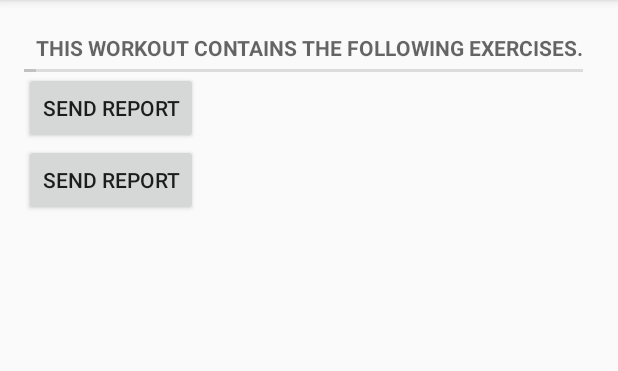
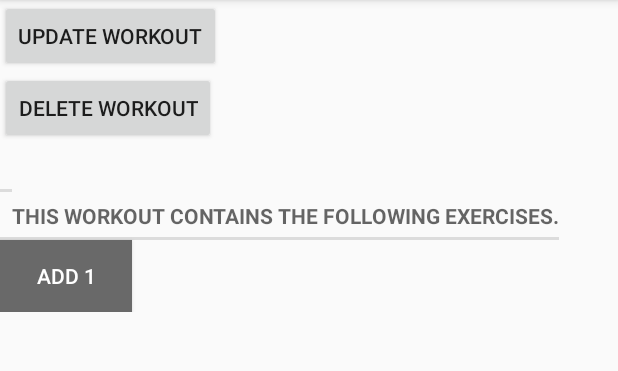
Before and after one commit to ultimatezachgrafton/GSCTrainingandNutritionTracker, an Android app: the fragment WorkoutFragment shown on its own in the app's theme, on a phone screen of 412 x 824 dp, the part 84-455 px from its top. Run offline under Robolectric (Android 15) with nearby library versions, the phone set to English and light mode, and no system bars; our stand-ins replace Firebase (no records; nobody signed in at launch, a user with empty details on screens opened directly), data binding.

Commit message:
Dynamic Ets

```diff
--- a/app/src/main/java/zachg/gsctrainingandnutritiontracker/adapters/WorkoutListAdapter.java
+++ b/app/src/main/java/zachg/gsctrainingandnutritiontracker/adapters/WorkoutListAdapter.java
@@ -40,10 +40,12 @@ public class WorkoutListAdapter extends FirestoreRecyclerAdapter<Workout, Workou
     // WorkoutViewHolder is the class that defines the views that hold the User data
     class WorkoutViewHolder extends RecyclerView.ViewHolder {
         TextView tvWorkoutTitle;
+        TextView tvWorkoutDay;
 
         public WorkoutViewHolder(@NonNull View itemView) {
             super(itemView);
             tvWorkoutTitle = itemView.findViewById(R.id.tvItemWorkoutTitle);
+            tvWorkoutDay = itemView.findViewById(R.id.tvWorkoutDay);
 
             itemView.setOnClickListener(new View.OnClickListener() {
                 @Override
@@ -69,6 +71,7 @@ public class WorkoutListAdapter extends FirestoreRecyclerAdapter<Workout, Workou
     public void onBindViewHolder(@NonNull WorkoutViewHolder holder, int position, Workout workout) {
         Log.d(TAG, "onBindVH");
         holder.tvWorkoutTitle.setText(workout.getWorkoutTitle());
+//        holder.tvWorkoutDay.setText(workout.getWorkoutDay());
     }
 
 }
--- a/app/src/main/java/zachg/gsctrainingandnutritiontracker/fragments/LoginFragment.java
+++ b/app/src/main/java/zachg/gsctrainingandnutritiontracker/fragments/LoginFragment.java
@@ -79,7 +79,7 @@ public class LoginFragment extends Fragment {
         // TODO: make toast into accurate progress bar
         Toast.makeText(getContext(), "Logging in...", Toast.LENGTH_LONG).show();
         // Check if login values are valid
-        loginViewModel.verifyUser(email, password);
+        loginViewModel.verifyUser("b@b.com", "benben");//email, password);
     }
 
     public void onRegisterClick() {
--- a/app/src/main/java/zachg/gsctrainingandnutritiontracker/fragments/ReportFragment.java
+++ b/app/src/main/java/zachg/gsctrainingandnutritiontracker/fragments/ReportFragment.java
@@ -85,7 +85,7 @@ public class ReportFragment extends Fragment {
             @Override
             public void onChanged(FirestoreRecyclerOptions<Exercise> exercises) {
                 initRecyclerView(exercises);
-                exerciseListAdapter.startListening();
+                //exerciseListAdapter.startListening();
             }
         });
 
@@ -103,7 +103,7 @@ public class ReportFragment extends Fragment {
     }
 
     private void initRecyclerView(FirestoreRecyclerOptions<Exercise> exercises) {
-        exerciseListAdapter = new ExerciseListAdapter(exercises);
+        //exerciseListAdapter = new ExerciseListAdapter(exercises);
         binding.rvExercise.setAdapter(exerciseListAdapter);
         binding.rvExercise.setLayoutManager(new LinearLayoutManager(getContext()));
     }
--- a/app/src/main/java/zachg/gsctrainingandnutritiontracker/fragments/WorkoutFragment.java
+++ b/app/src/main/java/zachg/gsctrainingandnutritiontracker/fragments/WorkoutFragment.java
@@ -1,34 +1,33 @@
 package zachg.gsctrainingandnutritiontracker.fragments;
 
+import android.graphics.Color;
+import android.graphics.Typeface;
 import android.os.Bundle;
+import android.util.Log;
 import android.view.LayoutInflater;
 import android.view.View;
 import android.view.ViewGroup;
-import android.widget.ImageView;
+import android.widget.Button;
+import android.widget.EditText;
+import android.widget.LinearLayout;
 import android.widget.TextView;
+import android.widget.LinearLayout.LayoutParams;
 
-import androidx.annotation.Nullable;
 import androidx.fragment.app.Fragment;
-import androidx.lifecycle.Observer;
 import androidx.lifecycle.ViewModelProviders;
-import androidx.recyclerview.widget.LinearLayoutManager;
 
-import com.firebase.ui.firestore.FirestoreRecyclerOptions;
 import com.google.firebase.auth.FirebaseAuth;
 
-import java.io.File;
 import java.util.ArrayList;
-import java.util.Date;
 
-import zachg.gsctrainingandnutritiontracker.adapters.ExerciseListAdapter;
-import zachg.gsctrainingandnutritiontracker.databinding.FragmentReportBinding;
+import zachg.gsctrainingandnutritiontracker.R;
 import zachg.gsctrainingandnutritiontracker.databinding.FragmentWorkoutBinding;
 import zachg.gsctrainingandnutritiontracker.models.Exercise;
-import zachg.gsctrainingandnutritiontracker.models.Report;
 import zachg.gsctrainingandnutritiontracker.models.User;
 import zachg.gsctrainingandnutritiontracker.models.Workout;
-import zachg.gsctrainingandnutritiontracker.viewmodels.ReportViewModel;
 import zachg.gsctrainingandnutritiontracker.viewmodels.WorkoutViewModel;
+
+import static zachg.gsctrainingandnutritiontracker.BR.generatedExerciseWeight;
 
 public class WorkoutFragment extends Fragment {
     // For Users to fill out their workout as they complete it
@@ -37,17 +36,27 @@ public class WorkoutFragment extends Fragment {
 
     private WorkoutViewModel workoutViewModel = new WorkoutViewModel();
     private FirebaseAuth auth = FirebaseAuth.getInstance();
-    private ExerciseListAdapter exerciseListAdapter;
 
     private User client = new User();
     private Workout workout = new Workout();
+    private ArrayList<Exercise> exercises = new ArrayList<Exercise>();
+    private ArrayList<EditText> exerciseNameEditTextArray = new ArrayList<>();
+    private ArrayList<EditText> exerciseRepsEditTextArray = new ArrayList<>();
+    private ArrayList<EditText> exerciseWeightEditTextArray = new ArrayList<>();
+
+    private int totalExerciseNameEditTexts = 0;
+    private int totalExerciseWeightEditTexts = 0;
+    private int totalExerciseRepsEditTexts = 0;
+    private Button bAddExercise;
+    private String workoutTitle, generatedExerciseName, generatedExerciseReps, generatedExerciseWeight;
 
     private static final int REQUEST_CONTACT = 1;
     public String TAG = "WorkoutFragment";
 
     public WorkoutFragment() {}
 
-    public WorkoutFragment(Workout workout) {}
+    public WorkoutFragment(Workout workout) {
+    }
 
     public WorkoutFragment(User user, Workout workout) {
         this.client = user;
@@ -64,47 +73,96 @@ public class WorkoutFragment extends Fragment {
         binding = FragmentWorkoutBinding.inflate(inflater, container, false);
         final View v = binding.getRoot();
         binding.setWorkout(workout);
-        binding.setUser(client);
+        binding.setClient(client);
+
+        LinearLayout ll = new LinearLayout(getContext());
+        ll = v.findViewById(R.id.addEts);
+        binding.setAddEts(ll);
+
+        binding.setWorkoutTitle(workoutTitle);
+        binding.setGeneratedExerciseName(generatedExerciseName);
+        binding.setGeneratedExerciseReps(generatedExerciseReps);
+        binding.setGeneratedExerciseWeight(generatedExerciseWeight);
 
         binding.setModel(workoutViewModel);
         workoutViewModel = ViewModelProviders.of(getActivity()).get(WorkoutViewModel.class);
         workoutViewModel.init(client, workout);
 
-        workoutViewModel.getExerciseLiveData().observe(this, new Observer<FirestoreRecyclerOptions<Exercise>>() {
-            @Override
-            public void onChanged(FirestoreRecyclerOptions<Exercise> exercises) {
-                initRecyclerView(exercises);
-                exerciseListAdapter.startListening();
-            }
-        });
+        exercises = workout.getExercises();
+        binding.setExercises(exercises);
 
-        workoutViewModel.getExercises().observe(this, new Observer<ArrayList<Exercise>>() {
-            @Override
-            public void onChanged(ArrayList<Exercise> exercises) {
-                initRecyclerView(exercises);
-                exerciseListAdapter.startListening();
-            }
-        });
-
-        workoutViewModel.getIsUpdating().observe(this, new Observer<Boolean>() {
-            @Override
-            public void onChanged(@Nullable Boolean aBoolean) {
-                if (!aBoolean) {
-                    binding.rvExercise.smoothScrollToPosition(workoutViewModel.getExercises().getValue().getSnapshots().size() - 1);
-                }
-            }
-
-        });
+        while (totalExerciseNameEditTexts < exercises.size() ) {
+           addLine(ll);
+        }
 
         return v;
 
         // TODO: allows editing and deletion of workouts, exercises
     }
 
-    private void initRecyclerView(ArrayList<Exercise> exercises) {
-        exerciseListAdapter = new ExerciseListAdapter(exercises);
-        binding.rvExercise.setAdapter(exerciseListAdapter);
-        binding.rvExercise.setLayoutManager(new LinearLayoutManager(getContext()));
+    public void addLine(LinearLayout ll) {
+//         add EditTexts
+        EditText et = new EditText(getContext());
+        EditText et2 = new EditText(getContext());
+        EditText et3 = new EditText(getContext());
+        LinearLayout.LayoutParams p = new LinearLayout.LayoutParams(ViewGroup.LayoutParams.MATCH_PARENT, ViewGroup.LayoutParams.WRAP_CONTENT);
+        et.setLayoutParams(p);
+        et2.setLayoutParams(p);
+        et3.setLayoutParams(p);
+
+        et.setTextColor(Color.WHITE);
+        et2.setTextColor(Color.WHITE);
+        et3.setTextColor(Color.WHITE);
+        et.setText(exercises.get(totalExerciseNameEditTexts).getExerciseName());
+        et2.setText(exercises.get(totalExerciseRepsEditTexts).getReps());
+        et3.setText(exercises.get(totalExerciseWeightEditTexts).getExerciseWeight());
+        et.setId(totalExerciseNameEditTexts + 1);
+        et2.setId(totalExerciseRepsEditTexts + 1);
+        et3.setId(totalExerciseWeightEditTexts + 1);
+
+        // generate and style TextView
+        TextView tv = new TextView(getContext());
+        int i = totalExerciseNameEditTexts + 1;
+        tv.setText("Exercise " + i + ":");
+        tv.setTextColor(Color.WHITE);
+        tv.setTypeface(null, Typeface.BOLD);
+        tv.setTextSize(18);
+
+        // Add to the View
+        ll.addView(tv);
+        ll.addView(et);
+        ll.addView(et2);
+        ll.addView(et3);
+
+        exerciseNameEditTextArray.add(totalExerciseNameEditTexts, et);
+        exerciseRepsEditTextArray.add(totalExerciseRepsEditTexts, et2);
+        exerciseWeightEditTextArray.add(totalExerciseWeightEditTexts, et3);
+
+        totalExerciseNameEditTexts++;
+        totalExerciseRepsEditTexts++;
+        totalExerciseWeightEditTexts++;
+        Log.d(TAG, "addLine3" + totalExerciseNameEditTexts);
+    }
+
+    //takes array
+    public void getEtValues(Workout workout, int w, User client, LinearLayout ll) {
+
+        ArrayList<Exercise> exArray = new ArrayList<Exercise>();
+
+        String workoutTitle = workoutTitleEditText.toString;
+
+        // set exerciseName and exerciseReps
+        for (int i=0; i < exerciseNameEditTextArray.size(); i++) {
+            String exName = exerciseNameEditTextArray.get(i).getText().toString();
+            String exReps = exerciseRepsEditTextArray.get(i).getText().toString();
+            String exWeight = exerciseWeightEditTextArray.get(i).getText().toString();
+            Exercise generatedExercise = new Exercise(exName, exReps, exWeight);
+            exArray.add(generatedExercise);
+        }
+
+        workout.setExercises(exArray);
+
+        workoutViewModel.updateWorkout(client, workout);
     }
 
     @Override
@@ -114,6 +172,5 @@ public class WorkoutFragment extends Fragment {
 
     public void onStop() {
         super.onStop();
-        exerciseListAdapter.stopListening();
     }
 }
--- a/app/src/main/java/zachg/gsctrainingandnutritiontracker/fragments/WorkoutListFragment.java
+++ b/app/src/main/java/zachg/gsctrainingandnutritiontracker/fragments/WorkoutListFragment.java
@@ -88,10 +88,10 @@ public class WorkoutListFragment extends Fragment {
         workoutListAdapter.setOnItemClickListener(new WorkoutListAdapter.OnItemClickListener() {
             @Override
             public void onItemClick(DocumentSnapshot documentSnapshot, int position) {
-                Workout workout = workoutListViewModel.onItemClicked(documentSnapshot, position);
+                workout = workoutListViewModel.onItemClicked(documentSnapshot, position);
                 // Goes to client's profile fragment_report_list
                 SingleFragmentActivity.fm.beginTransaction().replace(R.id.fragment_container,
-                        new WorkoutFragment(workout)).addToBackStack(null).commit();
+                        new WorkoutFragment(client, workout)).addToBackStack(null).commit();
             }
         });
     }
--- a/app/src/main/java/zachg/gsctrainingandnutritiontracker/models/Exercise.java
+++ b/app/src/main/java/zachg/gsctrainingandnutritiontracker/models/Exercise.java
@@ -11,9 +11,10 @@ public class Exercise extends BaseObservable {
     private int day;
     private int selectedItemPosition;
 
-    public Exercise(String exerciseName, String reps) {
+    public Exercise(String exerciseName, String reps, String weight) {
         this.exerciseName = exerciseName;
         this.reps = reps;
+        this.exerciseWeight = weight;
     }
 
     public Exercise(String exerciseName, String exerciseNum, String reps, String exerciseWeight, int day){
--- a/app/src/main/java/zachg/gsctrainingandnutritiontracker/viewmodels/AdminClientProfileViewModel.java
+++ b/app/src/main/java/zachg/gsctrainingandnutritiontracker/viewmodels/AdminClientProfileViewModel.java
@@ -67,8 +67,7 @@ public class AdminClientProfileViewModel extends ViewModel {
 
     public AdminClientProfileViewModel() {}
 
-    public void init() {
-    }
+    public void init() {}
 
     public void writeToWorkouts(User user, ArrayList<Exercise> exArray, int w, String workoutTitle) {
 
--- a/app/src/main/java/zachg/gsctrainingandnutritiontracker/viewmodels/WorkoutViewModel.java
+++ b/app/src/main/java/zachg/gsctrainingandnutritiontracker/viewmodels/WorkoutViewModel.java
@@ -22,13 +22,15 @@ import zachg.gsctrainingandnutritiontracker.models.User;
 import zachg.gsctrainingandnutritiontracker.models.Workout;
 import zachg.gsctrainingandnutritiontracker.repositories.FirestoreRepository;
 
-public class WorkoutViewModel extends ViewModel implements OnCompleteListener<QuerySnapshot> {
+public class WorkoutViewModel extends ViewModel {
 
     private FirestoreRepository repo = new FirestoreRepository();
     public MutableLiveData<Workout> workoutLiveData = new MutableLiveData<>();
-    public MutableLiveData<FirestoreRecyclerOptions<Exercise>> exerciseLiveData = new MutableLiveData<>();
     private MutableLiveData<ArrayList<Exercise>> exercises = new MutableLiveData<>();
-    public MutableLiveData<Boolean> isUpdating = new MutableLiveData<>();
+
+    public MutableLiveData<String> generatedExerciseName = new MutableLiveData<String>();
+    public MutableLiveData<String> generatedExerciseReps = new MutableLiveData<String>();
+    public MutableLiveData<String> generatedExerciseWeight = new MutableLiveData<String>();
 
     public ObservableField<String> exerciseName = new ObservableField<>();
     public ObservableField<String> exerciseReps = new ObservableField<>();
@@ -42,7 +44,6 @@ public class WorkoutViewModel extends ViewModel implements OnCompleteListener<Qu
     public String dateString;
     public StringBuilder exerciseStringBuilder = new StringBuilder(5000);
     public String workoutTitle;
-//    public int workoutDay;
 
     public WorkoutViewModel() {}
 
@@ -51,22 +52,6 @@ public class WorkoutViewModel extends ViewModel implements OnCompleteListener<Qu
         this.client = user;
         this.workout = workout;
         this.workoutTitle = workout.getWorkoutTitle();
-//        workoutDay = currentUser.getWorkoutDay();
-        repo.setSnapshotOnCompleteListener(this);
-//        exerciseLiveData.setValue();
-        repo.getExercisesFromRepo(client, workout);
-    }
-
-    public MutableLiveData<FirestoreRecyclerOptions<Exercise>> getExerciseLiveData() {
-        return exerciseLiveData;
-    }
-
-    public MutableLiveData<ArrayList<Exercise>> getExercises() {
-        return exercises;
-    }
-
-    public MutableLiveData<Boolean> getIsUpdating() {
-        return isUpdating;
     }
 
     // Writes report to the Repository
@@ -78,21 +63,6 @@ public class WorkoutViewModel extends ViewModel implements OnCompleteListener<Qu
 
     public void deleteWorkout(User client, Workout workout) {
         repo.deleteWorkout(client, workout);
-    }
-
-    @Override
-    public void onComplete(@NonNull Task<QuerySnapshot> task) {
-        if (task.isSuccessful()) {
-            Log.d(TAG, "size: " + String.valueOf(task.getResult().size()));
-            for (QueryDocumentSnapshot doc : task.getResult()) {
-                for (int i = 0; i <  task.getResult().size(); i++) {
-                    Workout w = doc.toObject(Workout.class);
-                    workout = w;
-                    exercises.setValue(w.getExercises());
-                }
-            }
-        } else {
-            Log.d(TAG, "Error getting documents: ", task.getException());
-        }
+        // go back to workoutlist
     }
 }
--- a/app/src/main/res/layout/fragment_login.xml
+++ b/app/src/main/res/layout/fragment_login.xml
@@ -31,7 +31,7 @@
             android:layout_height="wrap_content"
             android:layout_marginBottom="10dp"
             android:singleLine="true"
-            android:text="@={user.email}" />
+            android:text="@{user.email}" />
 
         <TextView
             android:layout_width="wrap_content"
--- a/app/src/main/res/layout/fragment_report.xml
+++ b/app/src/main/res/layout/fragment_report.xml
@@ -79,7 +79,6 @@
         android:layout_toEndOf="@id/separator1"
         android:layout_alignBaseline="@id/separator1"/>
 
-
     <TextView
         android:id="@+id/separator2"
         style="?android:listSeparatorTextViewStyle"
--- a/app/src/main/res/layout/fragment_workout.xml
+++ b/app/src/main/res/layout/fragment_workout.xml
@@ -1,69 +1,111 @@
 <?xml version="1.0" encoding="utf-8"?>
-<layout xmlns:app="http://schemas.android.com/apk/res-auto">
+<layout xmlns:android="http://schemas.android.com/apk/res/android"
+    xmlns:app="http://schemas.android.com/apk/res-auto">
     <data>
         <import type="android.view.View"/>
+        <variable
+            name="client"
+            type="zachg.gsctrainingandnutritiontracker.models.User"/>
+        <variable
+            name="fragment"
+            type="zachg.gsctrainingandnutritiontracker.fragments.AdminClientProfileFragment"/>
         <variable
             name="workout"
             type="zachg.gsctrainingandnutritiontracker.models.Workout"/>
         <variable
-            name="fragment"
-            type="zachg.gsctrainingandnutritiontracker.fragments.WorkoutFragment"/>
+            name="viewmodel"
+            type="zachg.gsctrainingandnutritiontracker.viewmodels.AdminClientProfileViewModel"/>
+        <variable
+            name="addEts"
+            type="android.widget.LinearLayout"/>
         <variable
             name="model"
-            type="zachg.gsctrainingandnutritiontracker.viewmodels.WorkoutViewModel"/>
+            type="zachg.gsctrainingandnutritiontracker.viewmodels.WorkoutViewModel" />
+
         <variable
-            name="user"
-            type="zachg.gsctrainingandnutritiontracker.models.User"/>
+            name="generatedExerciseName"
+            type="String"/>
+        <variable
+            name="generatedExerciseReps"
+            type="String"/>
+        <variable
+            name="generatedExerciseWeight"
+            type="String"/>
+        <variable
+            name="workoutTitle"
+            type="String"/>
+
+        <variable
+            name="exercises"
+            type="java.util.ArrayList" />
+        <variable
+            name="exercise"
+            type="zachg.gsctrainingandnutritiontracker.models.Exercise" />
     </data>
 
+    <ScrollView
+        android:id="@+id/scrollView"
+        android:layout_width="fill_parent"
+        android:layout_height="wrap_content"
+        android:layout_below="@id/separator1">
+
     <RelativeLayout
-        xmlns:android="http://schemas.android.com/apk/res/android"
-        xmlns:tools="http://schemas.android.com/tools"
-        android:orientation="vertical"
         android:layout_width="match_parent"
-        android:layout_height="match_parent"
-        android:layout_margin="16dp">
+        android:layout_height="wrap_content">
 
-        <TextView
+    <Button
+        android:id="@+id/bUpdateWorkout"
+        android:layout_width="wrap_content"
+        android:layout_height="wrap_content"
+        android:text="@string/update_workout"
+        android:clickable="true"
+        android:onClick="@{()->model.updateWorkout(client, workout)}" />
+
+    <Button
+        android:layout_below="@id/bUpdateWorkout"
+        android:id="@+id/bDeleteWorkout"
+        android:layout_width="wrap_content"
+        android:layout_height="wrap_content"
+        android:text="@string/delete_workout"
+        android:clickable="true"
+        android:onClick="@{()->model.deleteWorkout(client, workout)}" />
+
+    <EditText
+        android:layout_below="@id/bDeleteWorkout"
         android:id="@+id/tvWorkoutTitle"
         style="?android:listSeparatorTextViewStyle"
         android:layout_width="wrap_content"
         android:layout_height="wrap_content"
-            android:text="@{workout.workoutTitle}"/>
+        android:text="@={workout.workoutTitle}"/>
 
     <TextView
+        android:layout_below="@id/tvWorkoutTitle"
         android:id="@+id/separator1"
         style="?android:listSeparatorTextViewStyle"
         android:layout_width="wrap_content"
         android:layout_height="wrap_content"
         android:text="This workout contains the following exercises."/>
 
-        <androidx.recyclerview.widget.RecyclerView
-            android:id="@+id/rvExercise"
+
+    <LinearLayout
+        android:id="@+id/addEts"
+        android:orientation="vertical"
         android:layout_width="match_parent"
         android:layout_height="wrap_content"
-            android:layout_below="@id/separator1"
-            android:background="@android:color/darker_gray"
-            tools:listitem="@layout/rv_exercise_item"
-            android:layout_weight="1"/>
+        android:background="#525252"
+        android:layout_below="@id/separator1">
+    </LinearLayout>
 
         <Button
-            android:id="@+id/bUpdateWorkout"
+        android:id="@+id/bAddExercise"
         android:layout_width="wrap_content"
         android:layout_height="wrap_content"
-            android:text="@string/send_report"
-            android:layout_below="@id/rvExercise"
+        android:background="#696969"
+            android:layout_below="@id/addEts"
             android:clickable="true"
-            android:onClick="@{()->model.updateWorkout(user, workout)}" />
-
-        <Button
-            android:id="@+id/bDeleteWorkout"
-            android:layout_width="wrap_content"
-            android:layout_height="wrap_content"
-            android:text="@string/send_report"
-            android:layout_below="@id/bUpdateWorkout"
-            android:clickable="true"
-            android:onClick="@{()->model.deleteWorkout(user, workout)}" />
-
+        android:onClick="@{()->fragment.addLine(addEts)}"
+        android:text="@string/addExercise1"
+        android:textColor="@android:color/white" />
     </RelativeLayout>
+    </ScrollView>
 </layout>
--- a/app/src/main/res/layout/rvworkout_item.xml
+++ b/app/src/main/res/layout/rvworkout_item.xml
@@ -15,7 +15,6 @@
     <TextView
         android:id="@+id/tvItemWorkoutDay"
         android:layout_width="match_parent"
-        android:layout_height="wrap_content"
-        android:text="3"/>
+        android:layout_height="wrap_content" />
 
 </LinearLayout>
--- a/app/src/main/res/values/strings.xml
+++ b/app/src/main/res/values/strings.xml
@@ -73,5 +73,7 @@
     <string name="exercise4">Exercise 4:</string>
     <string name="exercise5">Exercise 5:</string>
     <string name="toWorkoutList">To Workout List</string>
+    <string name="delete_workout">Delete Workout</string>
+    <string name="update_workout">Update Workout</string>
 
 </resources>
```
Also changed, not shown: app/src/main/java/zachg/gsctrainingandnutritiontracker/adapters/ExerciseClickAdapter.java (added, +80 -0 lines), app/src/main/java/zachg/gsctrainingandnutritiontracker/adapters/ExerciseListAdapter.java (+36 -52 lines), app/src/main/java/zachg/gsctrainingandnutritiontracker/fragments/AdminClientProfileFragment.java (+16 -11 lines), app/src/main/res/layout/fragment_admin_client_profile.xml (+7 -3 lines). Lines whose indentation alone changed are shown as unchanged.
